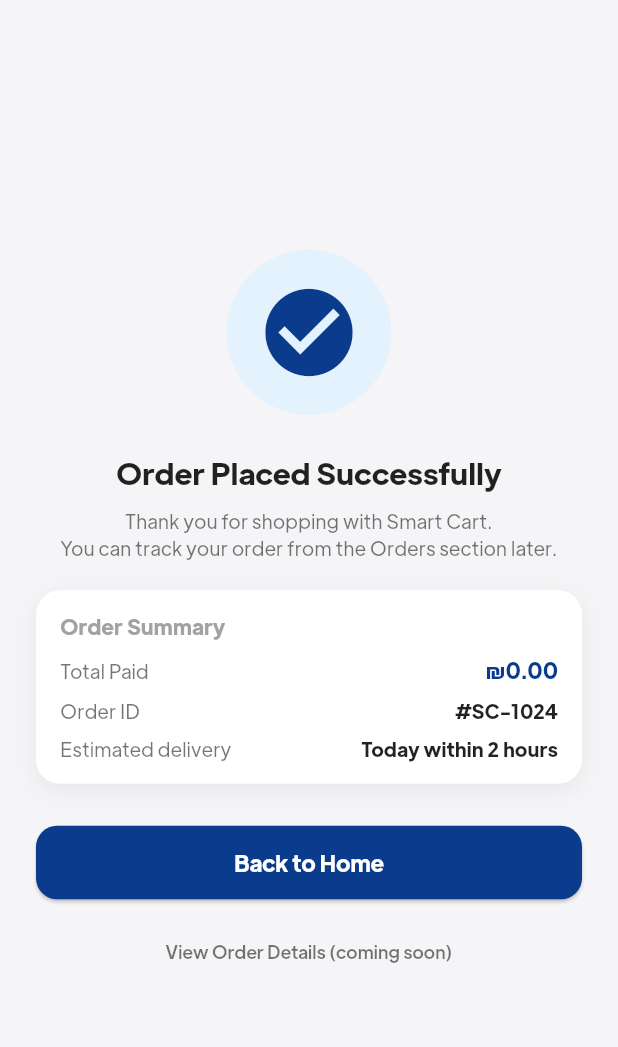
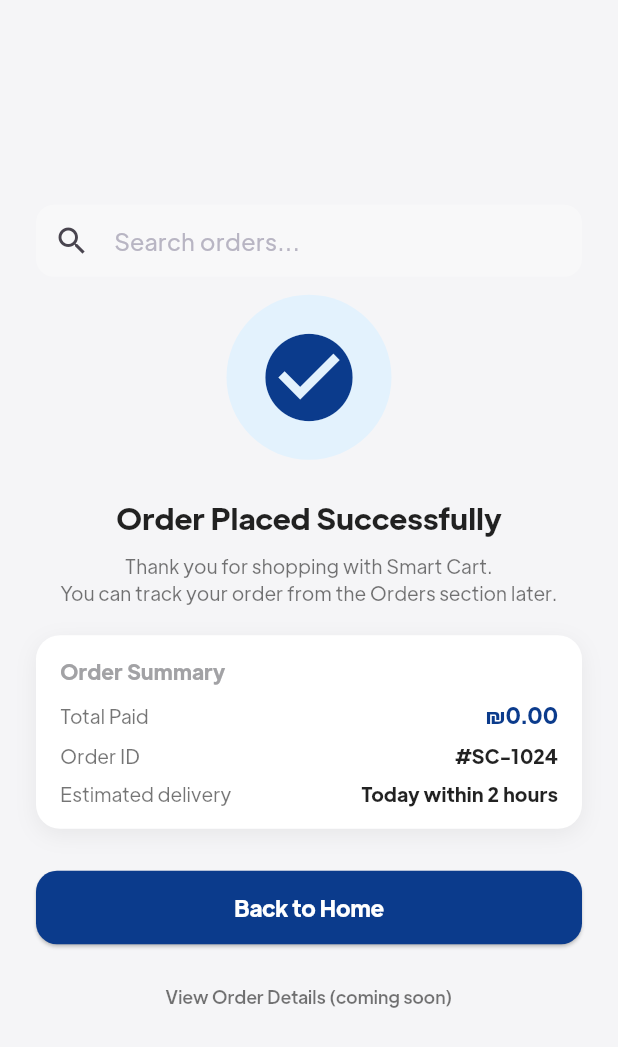
Before and after one commit to leelyankarajah/Shop-app, a Flutter app: the OrderSuccessPage screen opened directly with empty values, on a phone screen of 412 x 824 dp. Shown: the top 1047 px of the screen. Run offline on Flutter 3.47's test engine with Material 3 defaults, Android fonts, the phone set to English and light mode, and no system bars; our stand-ins replace cached_network_image, firebase_core, flutter_rating_bar, flutter_svg, form_field_validator; accounts and stored records are empty; network calls fail.

```diff
--- a/lib/screens/auth/views/home_screen.dart
+++ b/lib/screens/auth/views/home_screen.dart
@@ -216,7 +216,7 @@ class _HomeScreenState extends State<HomeScreen> {
       ),
 
       // صفحة الكارت
-      const CartScreen(),
+       CartScreen(),
 
       // صفحة العروض
       const OffersScreen(),
--- a/lib/screens/auth/views/offers_screen.dart
+++ b/lib/screens/auth/views/offers_screen.dart
@@ -23,7 +23,7 @@ class OffersScreen extends StatelessWidget {
         padding: const EdgeInsets.all(16),
         children: [
           _OfferCard(
-            image: "assets/images/offer.png",
+            image: "assets/images/offer.webp",
             badge: "50% OFF",
             title: "Summer Sale",
             description: "Save big on the summer collection!",
@@ -31,7 +31,7 @@ class OffersScreen extends StatelessWidget {
           ),
           const SizedBox(height: 16),
           _OfferCard(
-            image: "assets/images/offer.png",
+            image: "assets/images/offer.webp",
             badge: "Buy 1 Get 1",
             title: "BOGO Offer",
             description: "Buy one item and get another free!",
@@ -39,7 +39,7 @@ class OffersScreen extends StatelessWidget {
           ),
           const SizedBox(height: 16),
           _OfferCard(
-            image: "assets/images/offer.png",
+            image: "assets/images/offer.webp",
             badge: "Hot Deal",
             title: "Weekend Big Sale",
             description: "Special discounts this weekend only.",
--- a/lib/screens/auth/views/order_success_page.dart
+++ b/lib/screens/auth/views/order_success_page.dart
@@ -1,6 +1,6 @@
 import 'package:flutter/material.dart';
 
-class OrderSuccessPage extends StatelessWidget {
+class OrderSuccessPage extends StatefulWidget {
   final double total;
 
   const OrderSuccessPage({
@@ -12,9 +12,39 @@ class OrderSuccessPage extends StatelessWidget {
   static const Color background = Color(0xFFF5F5F7);
 
   @override
+  State<OrderSuccessPage> createState() => _OrderSuccessPageState();
+}
+
+class _OrderSuccessPageState extends State<OrderSuccessPage> {
+  final TextEditingController searchController = TextEditingController();
+
+  // قائمة وهمية للعرض
+  final List<String> orders = [
+    "Orange Juice",
+    "Whole Wheat Bread",
+    "Pasta",
+    "Cheddar Cheese",
+  ];
+
+  @override
+  void dispose() {
+    searchController.dispose();
+    super.dispose();
+  }
+
+  List<String> get filteredOrders {
+    final q = searchController.text.trim().toLowerCase();
+    if (q.isEmpty) return orders;
+    final filtered = orders
+        .where((order) => order.toLowerCase().contains(q))
+        .toList();
+    return filtered;
+  }
+
+  @override
   Widget build(BuildContext context) {
     return Scaffold(
-      backgroundColor: background,
+      backgroundColor: OrderSuccessPage.background,
       body: SafeArea(
         child: Center(
           child: Padding(
@@ -22,7 +52,32 @@ class OrderSuccessPage extends StatelessWidget {
             child: Column(
               mainAxisSize: MainAxisSize.min,
               children: [
-                // دائرة الأنيميشن اللطيفة
+                // ===== SearchBar إضافي =====
+                TextField(
+                  controller: searchController,
+                  onChanged: (_) => setState(() {}),
+                  decoration: InputDecoration(
+                    hintText: "Search orders...",
+                    prefixIcon: const Icon(Icons.search),
+                    border: OutlineInputBorder(
+                      borderRadius: BorderRadius.circular(12),
+                    ),
+                    contentPadding: const EdgeInsets.symmetric(
+                        horizontal: 16, vertical: 12),
+                  ),
+                ),
+                const SizedBox(height: 12),
+
+                // ===== رسالة No results found =====
+                if (filteredOrders.isEmpty)
+                  const Center(
+                    child: Text(
+                      "No results found",
+                      style: TextStyle(color: Colors.black54),
+                    ),
+                  ),
+
+                // ===== الكود الأصلي بدون تغيير =====
                 TweenAnimationBuilder<double>(
                   tween: Tween(begin: 0, end: 1),
                   duration: const Duration(milliseconds: 600),
@@ -42,7 +97,7 @@ class OrderSuccessPage extends StatelessWidget {
                     ),
                     child: const Icon(
                       Icons.check_circle,
-                      color: primaryColor,
+                      color: OrderSuccessPage.primaryColor,
                       size: 70,
                     ),
                   ),
@@ -75,7 +130,6 @@ class OrderSuccessPage extends StatelessWidget {
 
                 const SizedBox(height: 20),
 
-                // بطاقة فيها تفاصيل سريعة
                 Container(
                   width: double.infinity,
                   padding:
@@ -113,18 +167,18 @@ class OrderSuccessPage extends StatelessWidget {
                           ),
                           const Spacer(),
                           Text(
-                            '₪${total.toStringAsFixed(2)}',
+                            '₪${widget.total.toStringAsFixed(2)}',
                             style: const TextStyle(
                               fontSize: 15,
                               fontWeight: FontWeight.w700,
-                              color: primaryColor,
+                              color: OrderSuccessPage.primaryColor,
                             ),
                           ),
                         ],
                       ),
                       const SizedBox(height: 6),
-                      Row(
-                        children: const [
+                      const Row(
+                        children: [
                           Text(
                             'Order ID',
                             style: TextStyle(
@@ -144,8 +198,8 @@ class OrderSuccessPage extends StatelessWidget {
                         ],
                       ),
                       const SizedBox(height: 6),
-                      Row(
-                        children: const [
+                      const Row(
+                        children: [
                           Text(
                             'Estimated delivery',
                             style: TextStyle(
@@ -170,16 +224,14 @@ class OrderSuccessPage extends StatelessWidget {
 
                 const SizedBox(height: 28),
 
-                // الأزرار
                 SizedBox(
                   width: double.infinity,
                   child: ElevatedButton(
                     onPressed: () {
-                      // الرجوع للهوم (نفرّغ الستاك)
                       Navigator.of(context).popUntil((route) => route.isFirst);
                     },
                     style: ElevatedButton.styleFrom(
-                      backgroundColor: primaryColor,
+                      backgroundColor: OrderSuccessPage.primaryColor,
                       foregroundColor: Colors.white,
                       padding: const EdgeInsets.symmetric(vertical: 14),
                       shape: RoundedRectangleBorder(
@@ -200,8 +252,7 @@ class OrderSuccessPage extends StatelessWidget {
 
                 TextButton(
                   onPressed: () {
-                    // مستقبلاً: الانتقال لصفحة الطلبات
-                    Navigator.of(context).pop(); // حالياً بس رجوع
+                    Navigator.of(context).pop();
                   },
                   child: const Text(
                     'View Order Details (coming soon)',
--- a/pubspec.yaml
+++ b/pubspec.yaml
@@ -11,6 +11,7 @@ environment:
 dependencies:
   flutter:
     sdk: flutter
+  qr_flutter: ^4.0.0
 
   cupertino_icons: ^1.0.2
   flutter_svg: ^2.0.10+1
@@ -22,6 +23,9 @@ dependencies:
   url_launcher: ^6.3.0
   provider: ^6.1.5+1
   speech_to_text: ^7.3.0
+  firebase_core: ^4.2.1
+  cloud_firestore: ^6.1.0
+  firebase_auth: ^6.1.2
 
 dev_dependencies:
   flutter_test:
```
Also changed, not shown: lib/main.dart (+21 -1 lines), lib/screens/auth/views/cart_screen.dart (+38 -22 lines), lib/screens/auth/views/providers/cart_provider.dart (+26 -17 lines), assets/images/offer.webp (added), pubspec.lock, 7 other files.
